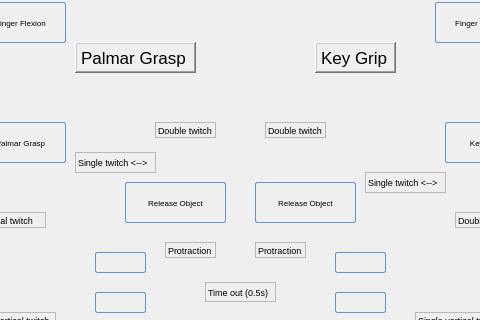
Above: POML060_v1/statetestwindow.ui from viniltc/POML060 before the change; both pictures show x 115 to 595 and y 128 to 448 of the 845 by 580 pixel window. Below: the same form after it.
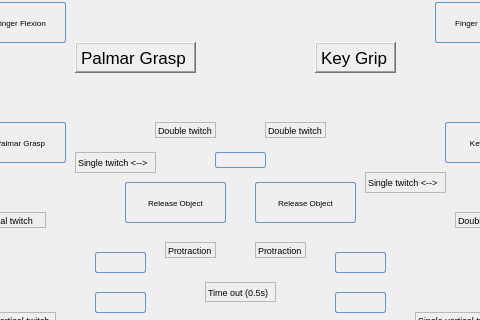
That is the form after the change. Icons and pictures are not drawn.

Diff of the .ui file:
```diff
--- a/POML060_v1/statetestwindow.ui
+++ b/POML060_v1/statetestwindow.ui
@@ -984,6 +984,32 @@
     <string>Reset Log</string>
    </property>
   </widget>
+  <widget class="QPushButton" name="btn15">
+   <property name="geometry">
+    <rect>
+     <x>330</x>
+     <y>280</y>
+     <width>51</width>
+     <height>16</height>
+    </rect>
+   </property>
+   <property name="styleSheet">
+    <string notr="true">QPushButton {
+        border: 1px solid #6593cf;
+        border-radius: 2px;
+        padding: 5px 15px 2px 5px;
+        background: qlineargradient(x1 : 0, y1 : 0, x2 : 0, y2 :   1, stop :   0.0 #f5f9ff,
+                stop :   0.5 #c7dfff, stop :   0.55 #afd2ff, stop :   1.0 #c0dbff);
+        color: #0000;
+        font:  large &quot;Arial&quot;;
+		font-size: 16px;
+        height: 30px;
+}</string>
+   </property>
+   <property name="text">
+    <string/>
+   </property>
+  </widget>
   <zorder>label_bg</zorder>
   <zorder>pushButton_back</zorder>
   <zorder>btn5</zorder>
```
Left out of the diff: 1 changed line with no effect on the pictures.
